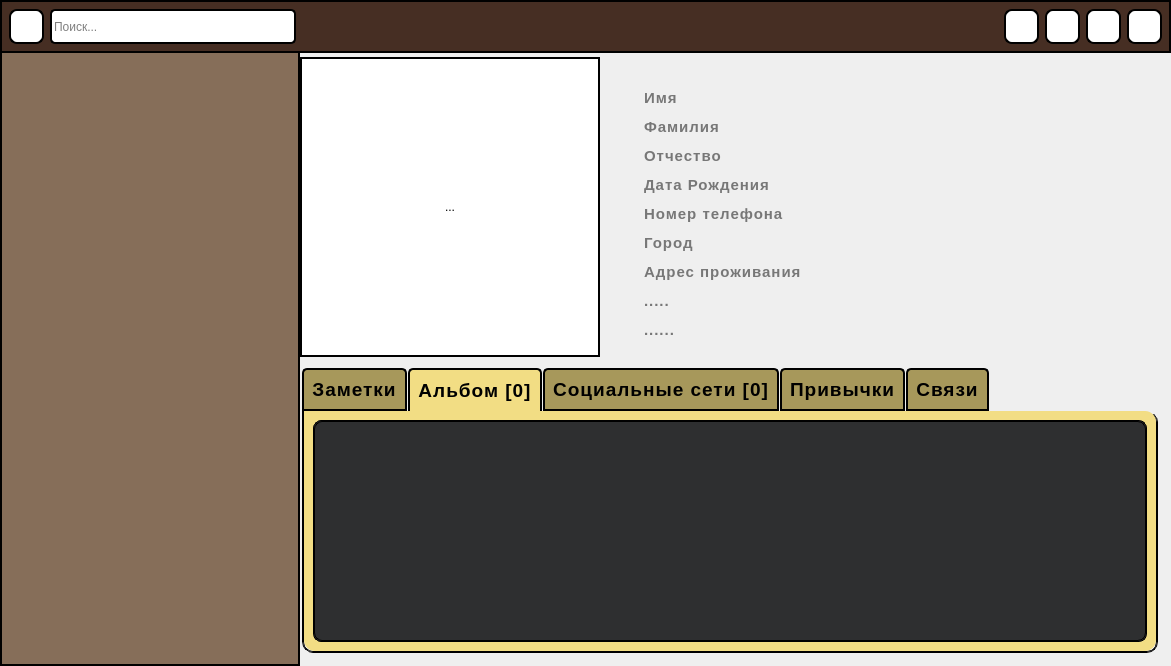
This is mainwindow.ui in l1monch1k/Cartoteka_OSTIN as Qt 5 draws it before an edit. The edited form follows.
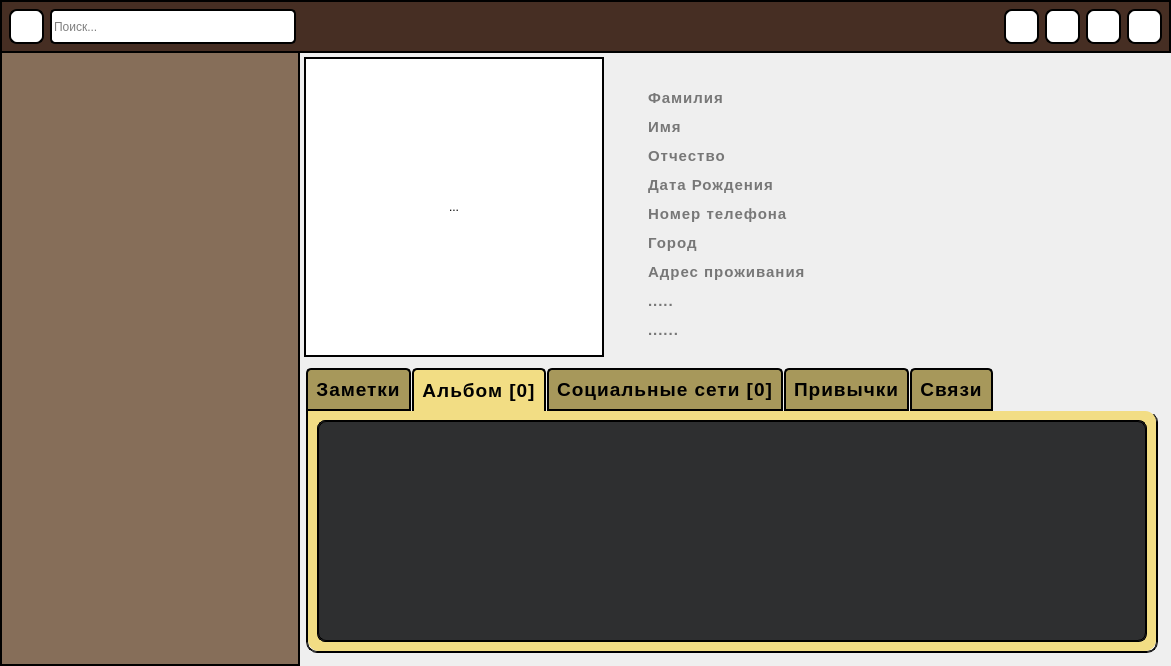
This is the edited form. The open tabs and pages were chosen to show the change. Icons and pictures are not drawn.

The edit to the form file:
```diff
--- a/mainwindow.ui
+++ b/mainwindow.ui
@@ -794,7 +794,7 @@
          </property>
          <layout class="QGridLayout" name="gridLayout">
           <property name="leftMargin">
-           <number>0</number>
+           <number>4</number>
           </property>
           <property name="topMargin">
            <number>0</number>
@@ -912,31 +912,6 @@
                 <property name="bottomMargin">
                  <number>0</number>
                 </property>
-                <item>
-                 <widget class="QLineEdit" name="fnameBox">
-                  <property name="minimumSize">
-                   <size>
-                    <width>300</width>
-                    <height>0</height>
-                   </size>
-                  </property>
-                  <property name="maximumSize">
-                   <size>
-                    <width>300</width>
-                    <height>16777215</height>
-                   </size>
-                  </property>
-                  <property name="styleSheet">
-                   <string notr="true"/>
-                  </property>
-                  <property name="inputMask">
-                   <string/>
-                  </property>
-                  <property name="placeholderText">
-                   <string>Имя</string>
-                  </property>
-                 </widget>
-                </item>
                 <item>
                  <widget class="QLineEdit" name="snameBox">
                   <property name="minimumSize">
@@ -962,6 +937,31 @@
                   </property>
                  </widget>
                 </item>
+                <item>
+                 <widget class="QLineEdit" name="fnameBox">
+                  <property name="minimumSize">
+                   <size>
+                    <width>300</width>
+                    <height>0</height>
+                   </size>
+                  </property>
+                  <property name="maximumSize">
+                   <size>
+                    <width>300</width>
+                    <height>16777215</height>
+                   </size>
+                  </property>
+                  <property name="styleSheet">
+                   <string notr="true"/>
+                  </property>
+                  <property name="inputMask">
+                   <string/>
+                  </property>
+                  <property name="placeholderText">
+                   <string>Имя</string>
+                  </property>
+                 </widget>
+                </item>
                 <item>
                  <widget class="QLineEdit" name="tnameBox">
                   <property name="minimumSize">
@@ -1380,7 +1380,7 @@
                      <rect>
                       <x>0</x>
                       <y>0</y>
-                      <width>832</width>
+                      <width>828</width>
                       <height>221</height>
                      </rect>
                     </property>
```
Left out of the diff: 24 changed lines with no effect on the pictures.
